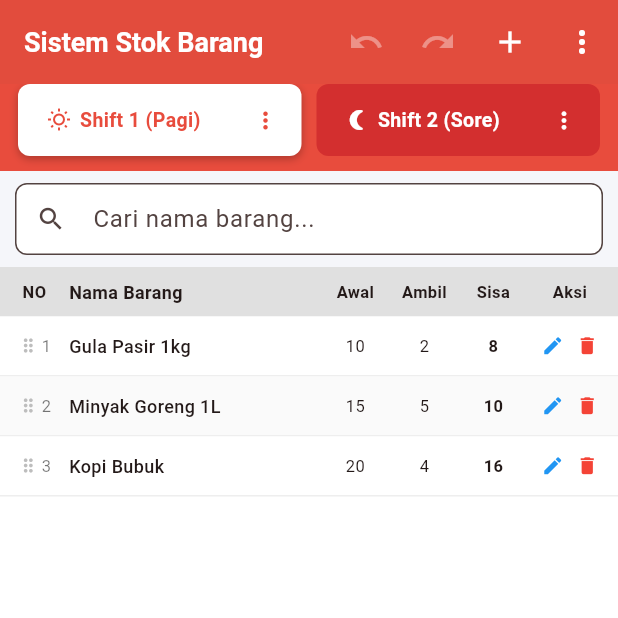
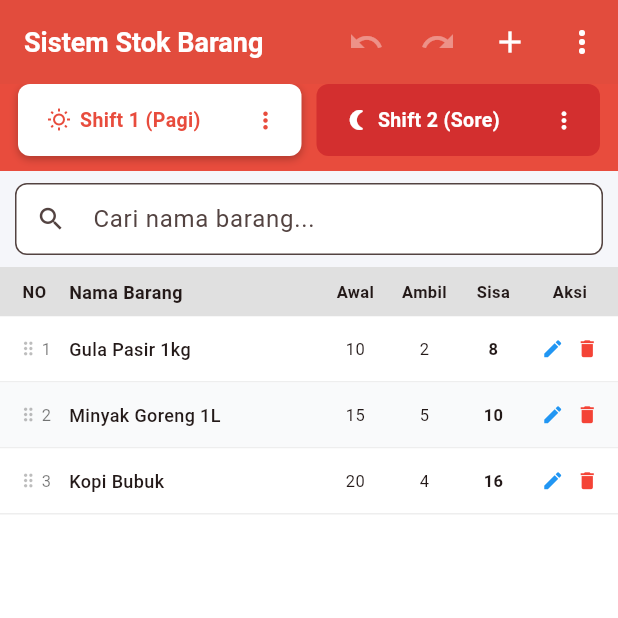
Before and after one commit to alkaios000/stok_loji_apk, a Flutter app: the screen it shows after launch, on a phone screen of 412 x 824 dp, the top half of it. Run offline on Flutter 3.47's test engine with Material 3 defaults, Android fonts, the phone set to English and light mode, and no system bars; our stand-ins replace share_plus, shared_preferences; missing offline and left inert: excel.

Commit message:
perf: optimasi performa scroll (itemExtent 44px, hapus scanning indexOf O(N), zero-allocation filter)

```diff
--- a/lib/main.dart
+++ b/lib/main.dart
@@ -1508,9 +1508,11 @@ class _StockHomePageState extends State<StockHomePage> {
 
   @override
   Widget build(BuildContext context) {
-    final filteredItems = _items.where((item) {
-      return item.nama.toLowerCase().contains(_searchQuery.toLowerCase());
-    }).toList();
+    final List<ItemBarang> filteredItems = _searchQuery.isEmpty
+        ? _items
+        : _items
+            .where((item) => item.nama.toLowerCase().contains(_searchQuery.toLowerCase()))
+            .toList();
 
     return GestureDetector(
       onTap: () => FocusScope.of(context).unfocus(),
@@ -1995,10 +1997,9 @@ class _StockHomePageState extends State<StockHomePage> {
                           // List Baris Data (Reorderable ListView saat tidak mencari - Requirement 2)
                           Expanded(
                             child: _searchQuery.isNotEmpty
-                                ? ListView.separated(
+                                ? ListView.builder(
                                     itemCount: filteredItems.length,
-                                    separatorBuilder: (context, index) =>
-                                        const Divider(height: 1, color: Colors.grey),
+                                    itemExtent: 44.0,
                                     itemBuilder: (context, index) {
                                       final item = filteredItems[index];
                                       return _buildTableRow(item, index, isReorderable: false);
@@ -2006,6 +2007,7 @@ class _StockHomePageState extends State<StockHomePage> {
                                   )
                                 : ReorderableListView.builder(
                                     itemCount: _items.length,
+                                    itemExtent: 44.0,
                                     buildDefaultDragHandles: false,
                                     onReorderItem: _onReorderItem,
                                     proxyDecorator: (Widget child, int index, Animation<double> animation) {
@@ -2048,12 +2050,14 @@ class _StockHomePageState extends State<StockHomePage> {
   // Builder Baris Tabel dengan Indikator Geser (Threshold / Long-press Drag)
   Widget _buildTableRow(ItemBarang item, int index, {required bool isReorderable}) {
     final shiftData = _selectedShift == 0 ? item.pagi : item.sore;
-
-    Widget rowContent = Container(
-      padding: const EdgeInsets.symmetric(horizontal: 4, vertical: 8),
+    final int realIndex = isReorderable ? index : _items.indexOf(item);
+
+    final Widget rowContent = Container(
+      height: 44.0,
+      padding: const EdgeInsets.symmetric(horizontal: 4),
       decoration: BoxDecoration(
-        color: index % 2 == 0 ? Colors.white : Colors.grey.shade50,
-        border: Border(bottom: BorderSide(color: Colors.grey.shade200, width: 1)),
+        color: index % 2 == 0 ? Colors.white : const Color(0xFFF9FAFB),
+        border: const Border(bottom: BorderSide(color: Color(0xFFEEEEEE), width: 1)),
       ),
       child: Row(
         children: [
@@ -2064,7 +2068,7 @@ class _StockHomePageState extends State<StockHomePage> {
               mainAxisAlignment: MainAxisAlignment.center,
               children: [
                 if (isReorderable)
-                  Icon(Icons.drag_indicator, size: 14, color: Colors.grey.shade400)
+                  const Icon(Icons.drag_indicator, size: 14, color: Colors.black26)
                 else
                   const SizedBox(width: 4),
                 const SizedBox(width: 2),
@@ -2085,6 +2089,7 @@ class _StockHomePageState extends State<StockHomePage> {
               item.nama,
               style: const TextStyle(fontSize: 12, fontWeight: FontWeight.w500),
               overflow: TextOverflow.ellipsis,
+              maxLines: 1,
             ),
           ),
           const SizedBox(width: 4),
@@ -2097,6 +2102,7 @@ class _StockHomePageState extends State<StockHomePage> {
               textAlign: TextAlign.center,
               style: const TextStyle(fontSize: 11),
               overflow: TextOverflow.ellipsis,
+              maxLines: 1,
             ),
           ),
           const SizedBox(width: 4),
@@ -2109,6 +2115,7 @@ class _StockHomePageState extends State<StockHomePage> {
               textAlign: TextAlign.center,
               style: const TextStyle(fontSize: 11),
               overflow: TextOverflow.ellipsis,
+              maxLines: 1,
             ),
           ),
           const SizedBox(width: 4),
@@ -2121,6 +2128,7 @@ class _StockHomePageState extends State<StockHomePage> {
               textAlign: TextAlign.center,
               style: const TextStyle(fontSize: 11, fontWeight: FontWeight.bold),
               overflow: TextOverflow.ellipsis,
+              maxLines: 1,
             ),
           ),
           const SizedBox(width: 2),
@@ -2132,14 +2140,14 @@ class _StockHomePageState extends State<StockHomePage> {
               mainAxisAlignment: MainAxisAlignment.center,
               children: [
                 InkWell(
-                  onTap: () => _showEditBarangDialog(_items.indexOf(item)),
+                  onTap: () => _showEditBarangDialog(realIndex),
                   child: const Padding(
                     padding: EdgeInsets.all(4.0),
                     child: Icon(Icons.edit, size: 15, color: Colors.blue),
                   ),
                 ),
                 InkWell(
-                  onTap: () => _confirmDeleteBarang(_items.indexOf(item)),
+                  onTap: () => _confirmDeleteBarang(realIndex),
                   child: const Padding(
                     padding: EdgeInsets.all(4.0),
                     child: Icon(Icons.delete, size: 15, color: Colors.red),
@@ -2161,6 +2169,9 @@ class _StockHomePageState extends State<StockHomePage> {
       );
     }
 
-    return rowContent;
+    return Container(
+      key: ValueKey(item.id),
+      child: rowContent,
+    );
   }
 }
```
